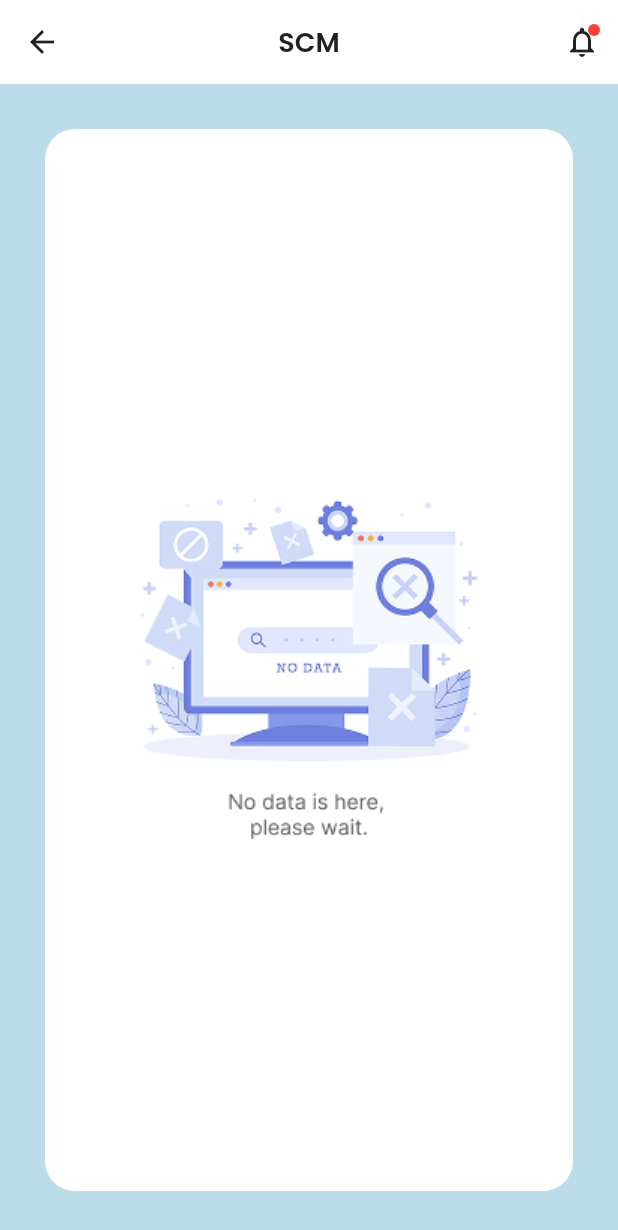
After one commit to shariaralphabyte/scube-tech-task, a Flutter app: the NoData screen opened directly, on a phone screen of 412 x 824 dp. The commit adds this screen. Shown: the top 1230 px of the screen. Run offline on Flutter 3.47's test engine with Material 3 defaults, Android fonts, the phone set to English and light mode, and no system bars; our stand-ins replace google_fonts; accounts and stored records are empty.

Commit message:
feat: Introduce "No Data" screen and link shortcut items
This commit introduces a new `NoData` screen to serve as a placeholder for features that are not yet implemented. The shortcut items on the dashboard now navigate to this screen.

Key changes include:

-   **New `NoData` Screen:**
    -   Added a new `NoData` stateless widget that displays a full-screen image indicating the absence of data.
    -   The screen includes a standard `AppBar` with a title and a notification icon.
    -   A new image asset (`assets/no_data.png`) has been added for this screen.

-   **Dashboard Integration:**
    -   All `ShortcutItemWidget`s on the dashboard ("Analysis Pro", "G. Generator", etc.) now have an `onTap` handler.
    -   Tapping any shortcut item navigates the user to the newly created `NoData` screen.

-   **Layout Adjustment:**
    -   The `childAspectRatio` of the dashboard's shortcut grid has been adjusted from `3.5` to `2.8` to slightly increase the height of the shortcut items.

```diff
--- /dev/null
+++ b/lib/presentation/screens/no_data_screen.dart
@@ -0,0 +1,61 @@
+import 'package:flutter/material.dart';
+import '../../core/constants/app_constants.dart';
+import '../../core/theme/app_theme.dart';
+
+class NoData extends StatelessWidget {
+  const NoData({super.key});
+
+  @override
+  Widget build(BuildContext context) {
+    return Scaffold(
+      appBar: AppBar(
+        title: const Text(AppConstants.appName),
+        actions: [
+          IconButton(
+            icon: Stack(
+              children: [
+                const Icon(Icons.notifications_outlined),
+                Positioned(
+                  right: 0,
+                  top: 0,
+                  child: Container(
+                    width: 8,
+                    height: 8,
+                    decoration: const BoxDecoration(
+                      color: AppTheme.red,
+                      shape: BoxShape.circle,
+                    ),
+                  ),
+                ),
+              ],
+            ),
+            onPressed: () {
+              Navigator.pop(context);
+            },
+          ),
+        ],
+      ),
+      body: Container(
+        padding: EdgeInsets.all(10),
+        decoration: BoxDecoration(
+          color: AppTheme.blue_gray_300,
+        ),
+        child: Container(
+          decoration: BoxDecoration(
+            color: AppTheme.white,
+            borderRadius: BorderRadius.circular(20),
+          ),
+          margin: EdgeInsets.all(20),
+          child: Column(
+            mainAxisAlignment: MainAxisAlignment.center,
+            children: [
+              Center(
+                child: Image.asset("assets/no_data.png"),
+              )
+            ]
+          ),
+        )
+      )
+    );
+  }
+}
```
Also changed, not shown: lib/presentation/screens/dashboard.dart (+50 -7 lines), assets/no_data.png (added).
